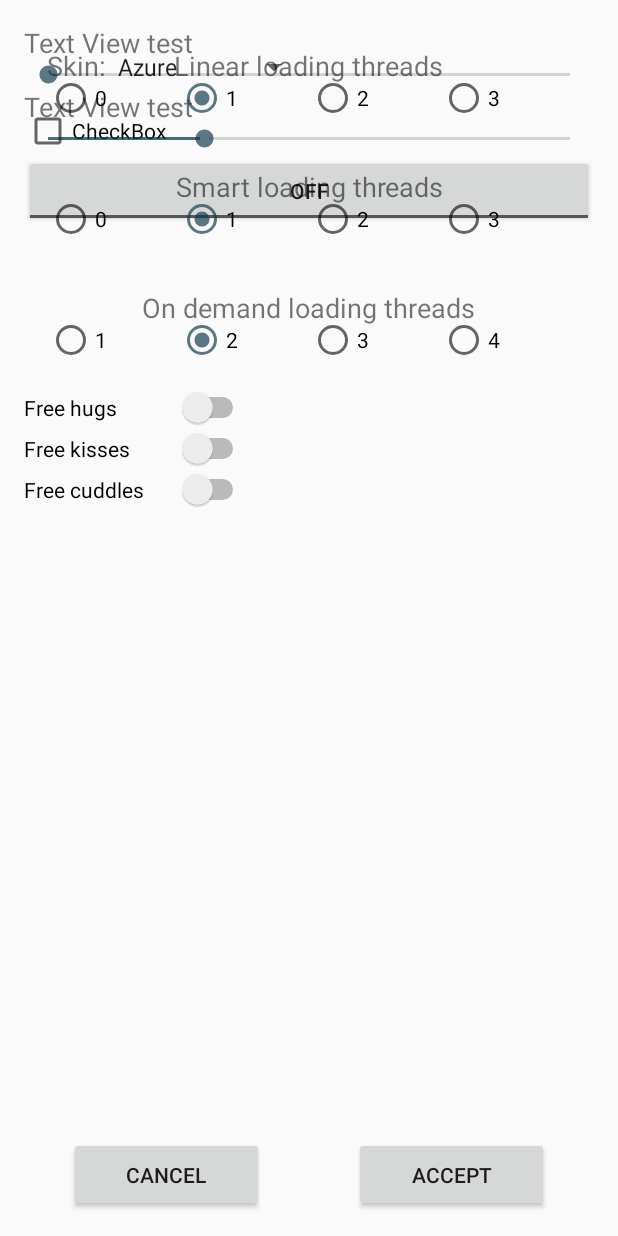
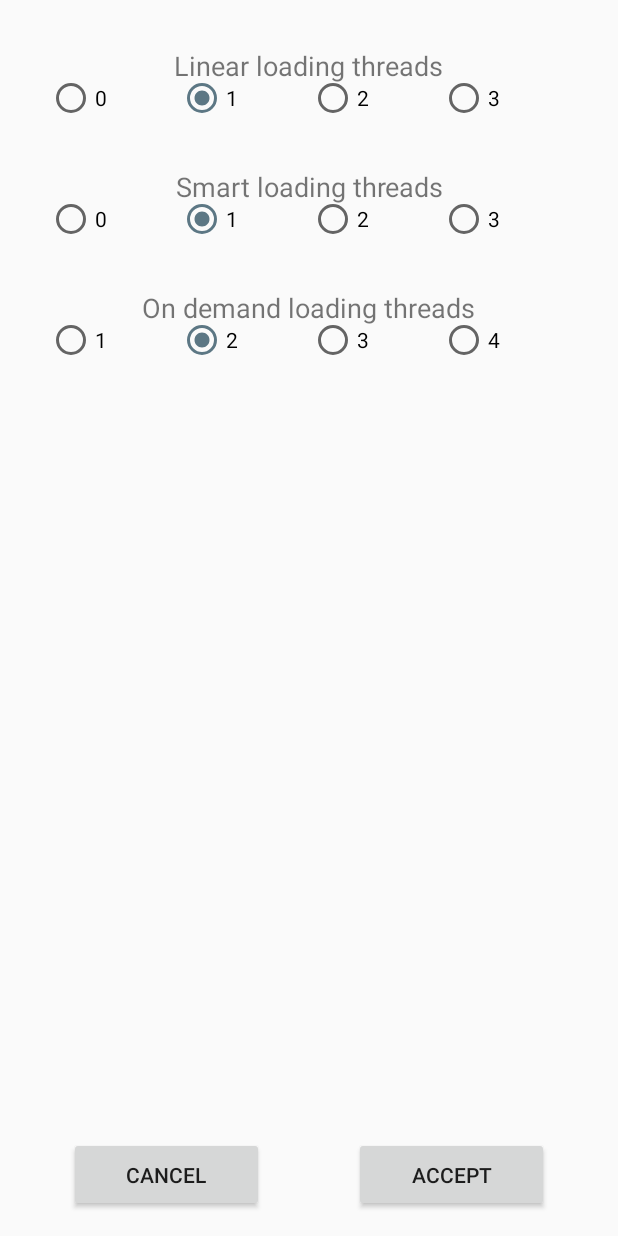
Before and after one commit to jabberwockyproject/root, an Android app: the SettingsActivity screen opened directly, with no data from a screen before it, on a phone screen of 412 x 824 dp. Run offline under Robolectric (Android 15) with nearby library versions, the phone set to English and light mode, and no system bars.

Commit message:
Settings activity clean-up.

```diff
--- a/app/src/main/res/layout/activity_settings.xml
+++ b/app/src/main/res/layout/activity_settings.xml
@@ -48,57 +48,22 @@
                             android:fontFamily="mono-italic"
                             android:textSize="8pt"
                             android:textAlignment="textStart"
+                            android:visibility="invisible"
                             >
                         </TextView>
                         <Spinner
                             android:layout_width="wrap_content"
                             android:layout_height="wrap_content"
-                            android:id="@+id/skins_spinner">
+                            android:id="@+id/skins_spinner"
+                            android:visibility="invisible">
                         </Spinner>
                     </LinearLayout>
-                    <CheckBox
-                        android:text="CheckBox"
-                        android:layout_width="match_parent"
-                        android:layout_height="wrap_content"
-                        android:id="@+id/checkBox" />
-                    <ToggleButton
-                        android:text="ToggleButton"
-                        android:layout_width="match_parent"
-                        android:layout_height="wrap_content"
-                        android:id="@+id/toggleButton" />
                 </LinearLayout>
                 <LinearLayout
                     android:id="@+id/settings_tab_sound"
                     android:layout_width="match_parent"
                     android:layout_height="wrap_content"
                     android:orientation="vertical">
-                    <TextView
-                        android:layout_width="wrap_content"
-                        android:layout_height="wrap_content"
-                        android:text="Text View test"
-                        android:fontFamily="mono-italic"
-                        android:textSize="8pt"
-                        android:textAlignment="center">
-                    </TextView>
-                    <SeekBar
-                        android:layout_width="match_parent"
-                        android:layout_height="wrap_content"
-                        android:id="@+id/seekBar" />
-                    <TextView
-                        android:layout_width="wrap_content"
-                        android:layout_height="wrap_content"
-                        android:text="Text View test"
-                        android:fontFamily="mono-italic"
-                        android:textSize="8pt"
-                        android:textAlignment="center">
-                    </TextView>
-                    <SeekBar
-                        style="@style/Widget.AppCompat.SeekBar.Discrete"
-                        android:layout_width="match_parent"
-                        android:layout_height="wrap_content"
-                        android:max="10"
-                        android:progress="3"
-                        android:id="@+id/seekBar2" />
                 </LinearLayout>
                 <LinearLayout
                     android:id="@+id/settings_tab_advanced"
@@ -256,19 +221,22 @@
                         android:text="Free hugs"
                         android:layout_width="150dp"
                         android:layout_height="wrap_content"
-                        android:id="@+id/adv_switch1" />
+                        android:id="@+id/adv_switch1"
+                        android:visibility="invisible"/>
 
                     <Switch
                         android:text="Free kisses"
                         android:layout_width="150dp"
                         android:layout_height="wrap_content"
-                        android:id="@+id/adv_switch2" />
+                        android:id="@+id/adv_switch2"
+                        android:visibility="invisible"/>
 
                     <Switch
                         android:text="Free cuddles"
                         android:layout_width="150dp"
                         android:layout_height="wrap_content"
-                        android:id="@+id/adv_switch3" />
+                        android:id="@+id/adv_switch3"
+                        android:visibility="invisible"/>
                 </LinearLayout>
             </FrameLayout>
         </LinearLayout>
```
